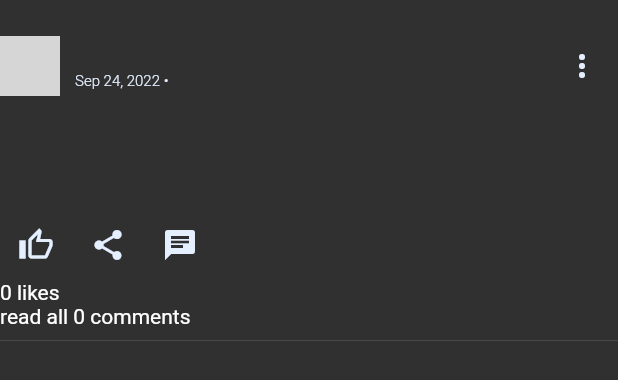
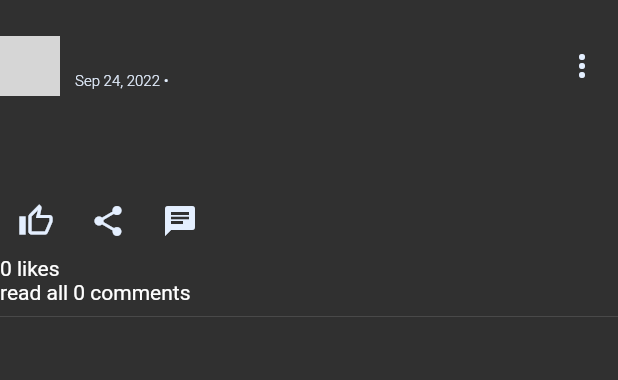
Before and after one commit to Akinsola1/freeBlog., a Flutter app: the PostWidget widget shown alone on an empty page, opened directly with empty values, on a phone screen of 412 x 824 dp. Shown: the top 380 px of the screen. Run offline on Flutter 3.47's test engine with Material 2 defaults, Android fonts, the phone set to English and light mode, and no system bars; our stand-ins replace cloud_firestore, firebase_auth, firebase_core, firebase_storage, image_picker; missing offline and left inert: shake; accounts and stored records are empty; network calls fail; Roboto replaces fonts that are missing (Poppins); key blocks and very long unbroken strings in the code were emptied for the run; grey boxes are pictures that could not be loaded.

Commit message:
bug fixes on upload content 👨‍🔧

```diff
--- a/lib/screens/loginscreen.dart
+++ b/lib/screens/loginscreen.dart
@@ -27,7 +27,7 @@ class _LoginScreenState extends State<LoginScreen> {
       _loading = true;
     });
     String res = await AuthMethod().loginUser(
-        email: _emailController.text, password: _passwordController.text);
+        email: _emailController.text.trim(), password: _passwordController.text.trim());
     if (res == 'success') {
       Navigator.of(context).pushAndRemoveUntil(
           MaterialPageRoute(
--- a/lib/screens/signUpScreen.dart
+++ b/lib/screens/signUpScreen.dart
@@ -48,9 +48,9 @@ class _SignUpScreenState extends State<SignUpScreen> {
     // signup user using our authmethodds
     String res = await AuthMethod().signUpUser(
         name: _nameController.text,
-        email: _emailController.text,
-        password: _passwordController.text,
-        username: _usernameController.text,
+        email: _emailController.text.trim(),
+        password: _passwordController.text.trim(),
+        username: _usernameController.text.trim(),
         bio: _bioController.text,
         file: _image);
     // if string returned is sucess, user has been created
--- a/lib/widget/postWidget.dart
+++ b/lib/widget/postWidget.dart
@@ -84,7 +84,9 @@ class _PostWidgetState extends State<PostWidget> {
                       style: AppFonts.bodyBlack
                           .copyWith(fontSize: 14, fontWeight: FontWeight.w600),
                     ),
-                    const SizedBox(height: 5,),
+                    const SizedBox(
+                      height: 5,
+                    ),
                     Row(
                       children: [
                         Text(
@@ -92,11 +94,9 @@ class _PostWidgetState extends State<PostWidget> {
                                 .format(widget.snap['datePublished'].toDate()),
                             style: AppFonts.bodyBlack.copyWith(
                                 fontSize: 10, fontWeight: FontWeight.w300)),
-
-                                Text(
-                        " • ${widget.snap['name']}",
-                        style: AppFonts.bodyBlack.copyWith(
-                            fontSize: 10, fontWeight: FontWeight.w300))
+                        Text(" • ${widget.snap['name']}",
+                            style: AppFonts.bodyBlack.copyWith(
+                                fontSize: 10, fontWeight: FontWeight.w300))
                       ],
                     )
                   ],
@@ -145,7 +145,9 @@ class _PostWidgetState extends State<PostWidget> {
                                       padding: const EdgeInsets.symmetric(
                                           vertical: 16),
                                       shrinkWrap: true,
-                                      children: ['Report 👎',]
+                                      children: [
+                                        'Report 👎',
+                                      ]
                                           .map(
                                             (e) => InkWell(
                                                 child: Container(
@@ -175,11 +177,6 @@ class _PostWidgetState extends State<PostWidget> {
               style: AppFonts.bodyBlack.copyWith(
                 fontSize: 16,
               ),
-            ),
-            Text(
-              "${widget.snap["postDescription"].toString()}",
-              style: AppFonts.bodyBlack
-                  .copyWith(fontSize: 14, fontWeight: FontWeight.w300),
             ),
             Text(
               "${widget.snap["postContent"].toString()}",
```
